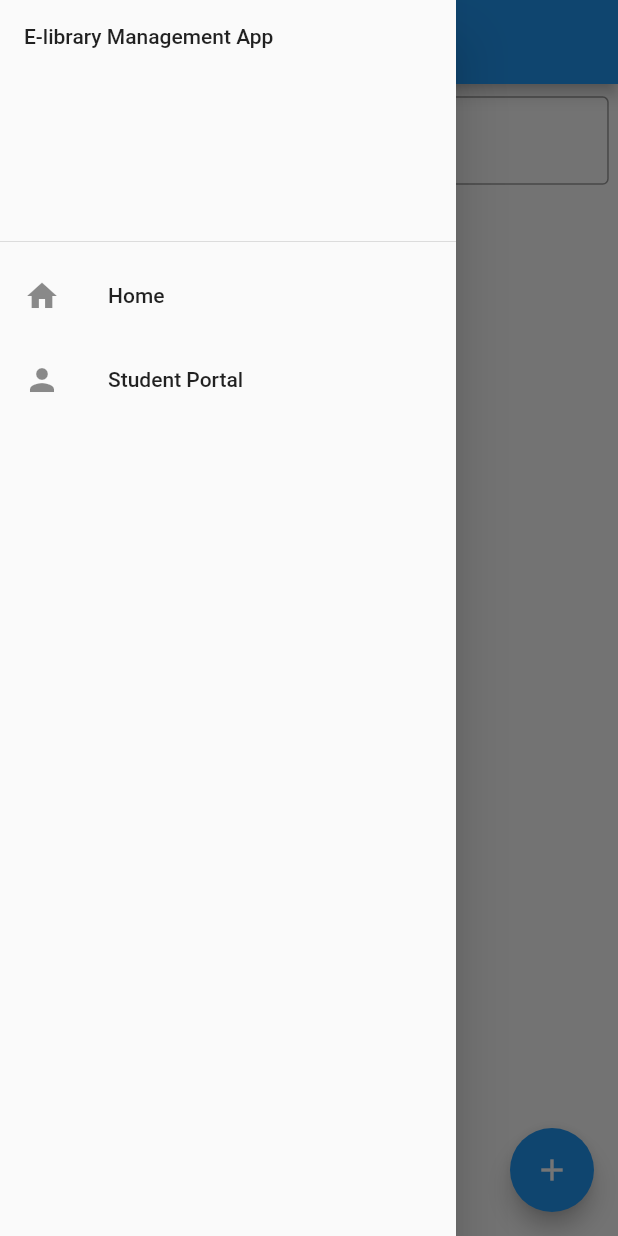
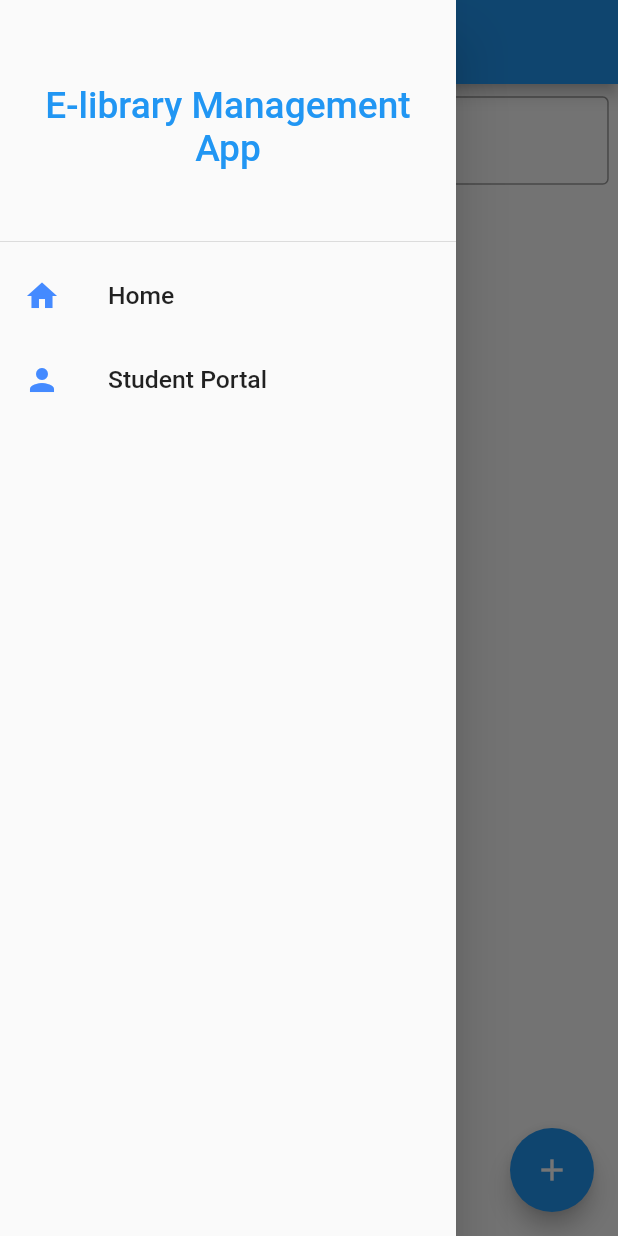
Before and after one commit to srinjoyghosh-bot/library_management_app, a Flutter app: the StudentPortalView screen opened by its route, with the side drawer open, on a phone screen of 412 x 824 dp. Run offline on Flutter 3.47's test engine with Material 2 defaults, Android fonts, the phone set to English and light mode, and no system bars; our stand-ins replace dio, flutter_expandable_fab, get; network calls fail.

Commit message:
ui improvements

```diff
--- a/lib/controller/student_controller.dart
+++ b/lib/controller/student_controller.dart
@@ -7,11 +7,14 @@ class StudentController extends GetxController {
   final studentService = StudentService();
   final isLoading = false.obs;
   final borrowHistory = [].obs;
+  final borrowFine = 0.obs;
   String errorMessage = '';
 
   List get students => [...allStudents.value];
 
   List get history => [...borrowHistory.value];
+
+  int get fine => borrowFine.value;
 
   Future<void> fetchStudents() async {
     isLoading(true);
@@ -62,9 +65,11 @@ class StudentController extends GetxController {
     isLoading(false);
     if (result['status'] == 200) {
       borrowHistory(result['history']);
+      borrowFine(result['fine']);
     } else {
       errorMessage = result['message'];
       borrowHistory([]);
+      borrowFine(0);
     }
   }
 }
--- a/lib/main.dart
+++ b/lib/main.dart
@@ -24,7 +24,7 @@ class MyApp extends StatelessWidget {
       theme: ThemeData(
         primarySwatch: Colors.blue,
       ),
-      home: HomeView(),
+      initialRoute: '/',
       getPages: [
         GetPage(name: '/', page: () => HomeView()),
         GetPage(name: AddBookView.id, page: () => AddBookView()),
--- a/lib/services/student_service.dart
+++ b/lib/services/student_service.dart
@@ -74,6 +74,7 @@ class StudentService {
       if (response.statusCode == 200) {
         return {
           'status': 200,
+          'fine': response.data['fine'],
           'history': List<Borrow>.from(response.data['history']
               .map((history) => Borrow.fromJson(history))),
         };
--- a/lib/view/student_portal_view.dart
+++ b/lib/view/student_portal_view.dart
@@ -84,7 +84,8 @@ class _StudentPortalViewState extends State<StudentPortalView> {
                   hintStyle: TextStyle(color: Colors.grey),
                 ),
               ),
-              Obx(() => controller.isLoading.value
+              Expanded(
+                child: Obx(() => controller.isLoading.value
                     ? const Center(
                         child: CircularProgressIndicator(
                           color: Colors.grey,
@@ -100,7 +101,8 @@ class _StudentPortalViewState extends State<StudentPortalView> {
                                   StudentTile(student: students[index]),
                               itemCount: students.length,
                             ),
-                        ))
+                          )),
+              )
             ],
           ),
         ),
--- a/lib/widgets/app_drawer.dart
+++ b/lib/widgets/app_drawer.dart
@@ -1,5 +1,6 @@
 import 'package:flutter/material.dart';
 import 'package:get/get.dart';
+import 'package:library_management_app/size_config.dart';
 import 'package:library_management_app/view/student_portal_view.dart';
 
 class AppDrawer extends StatelessWidget {
@@ -11,20 +12,39 @@ class AppDrawer extends StatelessWidget {
       child: ListView(
         padding: EdgeInsets.zero,
         children: [
-          const DrawerHeader(child: Text('E-library Management App')),
+          DrawerHeader(
+              child: Center(
+                  child: Text(
+            'E-library Management App',
+            textAlign: TextAlign.center,
+            style: TextStyle(
+                color: Colors.blue, fontSize: SizeConfig.blockSizeVertical * 3),
+          ))),
           ListTile(
             onTap: () {
               Get.offAllNamed('/');
             },
-            leading: const Icon(Icons.home),
-            title: const Text('Home'),
+            leading: const Icon(
+              Icons.home,
+              color: Colors.blueAccent,
+            ),
+            title: Text(
+              'Home',
+              style: TextStyle(fontSize: SizeConfig.blockSizeVertical * 2),
+            ),
           ),
           ListTile(
             onTap: () {
               Get.offAllNamed(StudentPortalView.id);
             },
-            leading: const Icon(Icons.person),
-            title: const Text('Student Portal'),
+            leading: const Icon(
+              Icons.person,
+              color: Colors.blueAccent,
+            ),
+            title: Text(
+              'Student Portal',
+              style: TextStyle(fontSize: SizeConfig.blockSizeVertical * 2),
+            ),
           ),
         ],
       ),
```
Also changed, not shown: lib/view/add_book_view.dart (+12 -15 lines), lib/view/student_details_view.dart (+24 -0 lines). Lines whose indentation alone changed are shown as unchanged.
